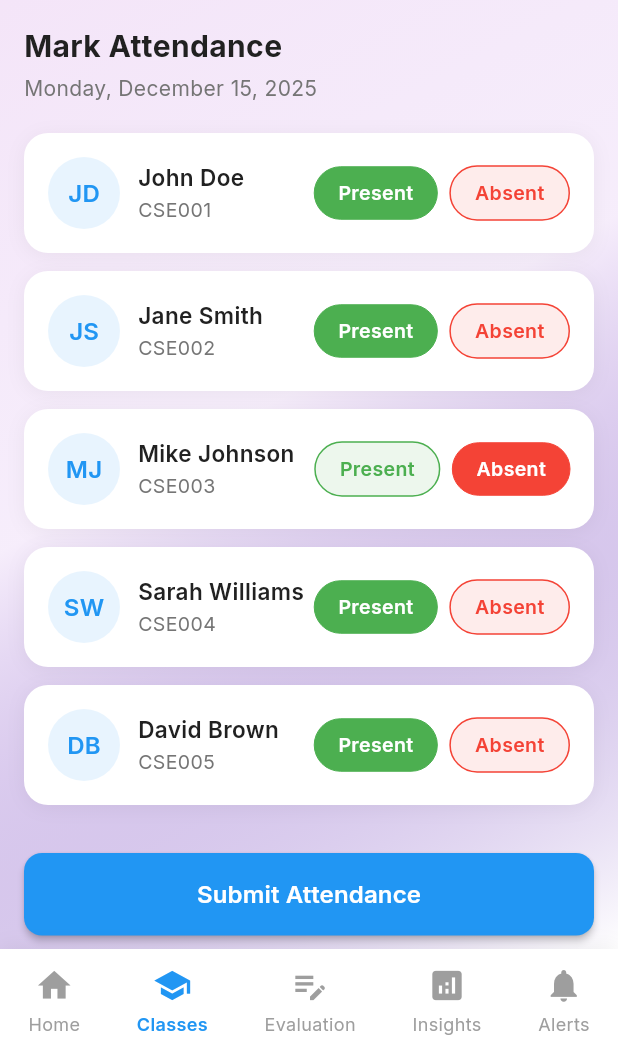
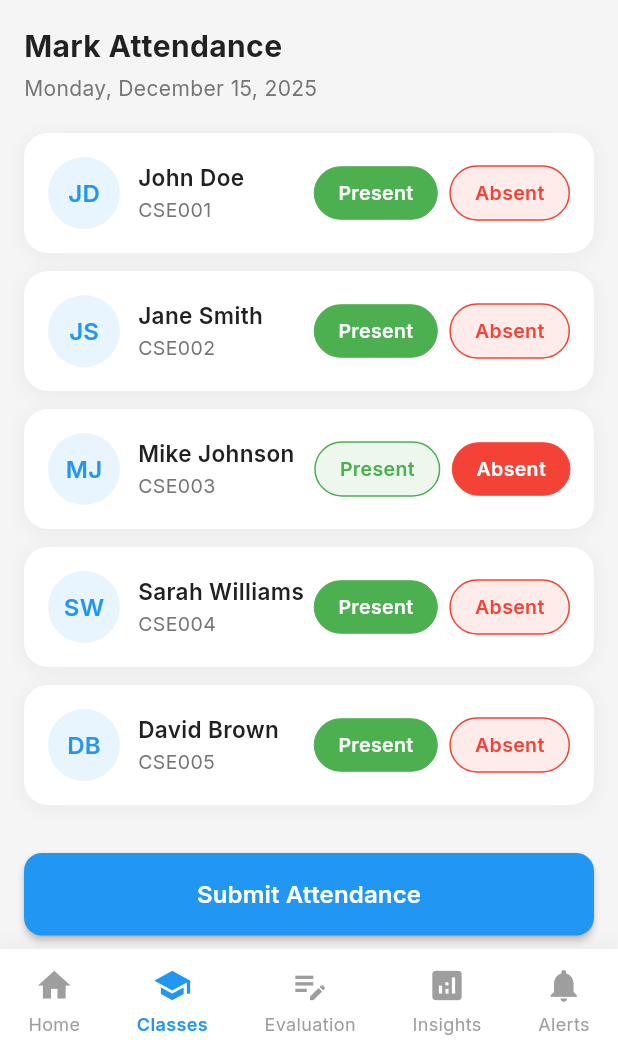
Before and after one commit to MarkJr24/Studux-ai-, a Flutter app: the ClassAttendanceScreen screen opened directly, on a phone screen of 412 x 824 dp, the part 182-1236 px from its top. Run offline on Flutter 3.47's test engine with Material 3 defaults, Android fonts, the light colour scheme and no system bars; our stand-ins replace flutter_animate, fluttertoast, google_fonts, lottie, qr_flutter; network calls fail.

Commit message:
Refactor Class Attendance and Insights Screens to improve UI consistency. Updated background color for a cleaner look and removed gradient backgrounds for a more streamlined design. Enhanced code structure by simplifying widget hierarchy and ensuring proper use of SafeArea.

```diff
--- a/lib/presentation/screens/teacher/class_attendance_screen.dart
+++ b/lib/presentation/screens/teacher/class_attendance_screen.dart
@@ -37,19 +37,8 @@ class _ClassAttendanceScreenState extends State<ClassAttendanceScreen>
   @override
   Widget build(BuildContext context) {
     return Scaffold(
-      body: Container(
-        decoration: BoxDecoration(
-          gradient: LinearGradient(
-            colors: [
-              const Color(0xFF9C27B0).withOpacity(0.1),
-              const Color(0xFF673AB7).withOpacity(0.05),
-              Colors.white,
-            ],
-            begin: Alignment.topLeft,
-            end: Alignment.bottomRight,
-          ),
-        ),
-        child: SafeArea(
+      backgroundColor: const Color(0xFFF5F5F5),
+      body: SafeArea(
         child: Column(
           children: [
             _buildAppBar(),
@@ -58,7 +47,6 @@ class _ClassAttendanceScreenState extends State<ClassAttendanceScreen>
               child: _buildAttendanceTab(),
             ),
           ],
-          ),
         ),
       ),
       bottomNavigationBar: _buildBottomNav(),
```
Also changed, not shown: lib/presentation/screens/teacher/insights_screen.dart (+2 -14 lines), 2 other files. Lines whose indentation alone changed are shown as unchanged.
